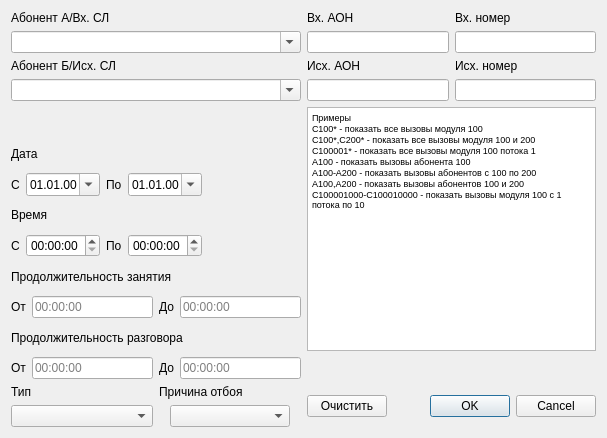
This is filterdialog.ui in Genrikh302/MTA as Qt 5 draws it before an edit. The edited form follows.
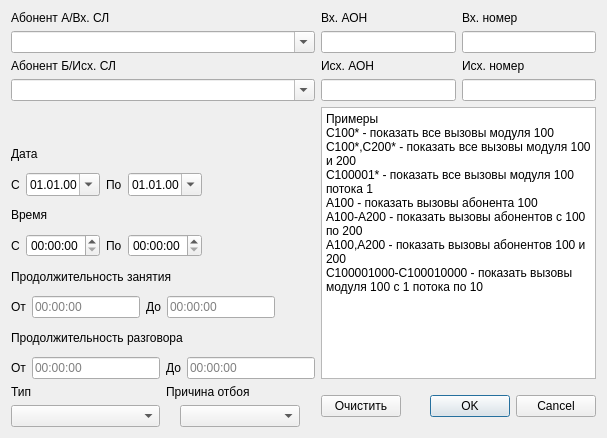
This is the edited form. Custom widgets are drawn as their Qt base class.

Diff of the .ui file:
```diff
--- a/filterdialog.ui
+++ b/filterdialog.ui
@@ -193,30 +193,6 @@
      </item>
     </layout>
    </item>
-   <item row="1" column="1" rowspan="8">
-    <widget class="QTextEdit" name="textEdit">
-     <property name="readOnly">
-      <bool>true</bool>
-     </property>
-     <property name="html">
-      <string>&lt;!DOCTYPE HTML PUBLIC &quot;-//W3C//DTD HTML 4.0//EN&quot; &quot;http://www.w3.org/TR/REC-html40/strict.dtd&quot;&gt;
-&lt;html&gt;&lt;head&gt;&lt;meta name=&quot;qrichtext&quot; content=&quot;1&quot; /&gt;&lt;style type=&quot;text/css&quot;&gt;
-p, li { white-space: pre-wrap; }
-&lt;/style&gt;&lt;/head&gt;&lt;body style=&quot; font-family:'.Helvetica Neue DeskInterface'; font-size:13pt; font-weight:400; font-style:normal;&quot;&gt;
-&lt;p style=&quot; margin-top:0px; margin-bottom:0px; margin-left:0px; margin-right:0px; -qt-block-indent:0; text-indent:0px;&quot;&gt;&lt;span style=&quot; font-size:7pt;&quot;&gt;Примеры&lt;/span&gt;&lt;/p&gt;
-&lt;p style=&quot; margin-top:0px; margin-bottom:0px; margin-left:0px; margin-right:0px; -qt-block-indent:0; text-indent:0px;&quot;&gt;&lt;span style=&quot; font-size:7pt;&quot;&gt;С100* - показать все вызовы модуля 100&lt;/span&gt;&lt;/p&gt;
-&lt;p style=&quot; margin-top:0px; margin-bottom:0px; margin-left:0px; margin-right:0px; -qt-block-indent:0; text-indent:0px;&quot;&gt;&lt;span style=&quot; font-size:7pt;&quot;&gt;С100*,С200* - показать все вызовы модуля 100 и 200&lt;/span&gt;&lt;/p&gt;
-&lt;p style=&quot; margin-top:0px; margin-bottom:0px; margin-left:0px; margin-right:0px; -qt-block-indent:0; text-indent:0px;&quot;&gt;&lt;span style=&quot; font-size:7pt;&quot;&gt;C100001* - показать все вызовы модуля 100 потока 1&lt;/span&gt;&lt;/p&gt;
-&lt;p style=&quot; margin-top:0px; margin-bottom:0px; margin-left:0px; margin-right:0px; -qt-block-indent:0; text-indent:0px;&quot;&gt;&lt;span style=&quot; font-size:7pt;&quot;&gt;A100 - показать вызовы абонента 100&lt;/span&gt;&lt;/p&gt;
-&lt;p style=&quot; margin-top:0px; margin-bottom:0px; margin-left:0px; margin-right:0px; -qt-block-indent:0; text-indent:0px;&quot;&gt;&lt;span style=&quot; font-size:7pt;&quot;&gt;A100-A200 - показать вызовы абонентов с 100 по 200&lt;/span&gt;&lt;/p&gt;
-&lt;p style=&quot; margin-top:0px; margin-bottom:0px; margin-left:0px; margin-right:0px; -qt-block-indent:0; text-indent:0px;&quot;&gt;&lt;span style=&quot; font-size:7pt;&quot;&gt;A100,A200 - показать вызовы абонентов 100 и 200&lt;/span&gt;&lt;/p&gt;
-&lt;p style=&quot; margin-top:0px; margin-bottom:0px; margin-left:0px; margin-right:0px; -qt-block-indent:0; text-indent:0px;&quot;&gt;&lt;span style=&quot; font-size:7pt;&quot;&gt;С100001000-С100010000 - показать вызовы модуля 100 с 1 потока по 10&lt;/span&gt;&lt;/p&gt;&lt;/body&gt;&lt;/html&gt;</string>
-     </property>
-     <property name="placeholderText">
-      <string/>
-     </property>
-    </widget>
-   </item>
    <item row="8" column="0">
     <widget class="QLabel" name="talklenlabel">
      <property name="text">
@@ -405,8 +381,45 @@
        </property>
       </widget>
      </item>
+     <item>
+      <spacer name="horizontalSpacer_2">
+       <property name="orientation">
+        <enum>Qt::Horizontal</enum>
+       </property>
+       <property name="sizeHint" stdset="0">
+        <size>
+         <width>40</width>
+         <height>20</height>
+        </size>
+       </property>
+      </spacer>
+     </item>
     </layout>
    </item>
+   <item row="1" column="1" rowspan="9">
+    <widget class="QTextEdit" name="textEdit">
+     <property name="readOnly">
+      <bool>true</bool>
+     </property>
+     <property name="html">
+      <string>&lt;!DOCTYPE HTML PUBLIC &quot;-//W3C//DTD HTML 4.0//EN&quot; &quot;http://www.w3.org/TR/REC-html40/strict.dtd&quot;&gt;
+&lt;html&gt;&lt;head&gt;&lt;meta name=&quot;qrichtext&quot; content=&quot;1&quot; /&gt;&lt;style type=&quot;text/css&quot;&gt;
+p, li { white-space: pre-wrap; }
+&lt;/style&gt;&lt;/head&gt;&lt;body style=&quot; font-family:'.Helvetica Neue DeskInterface'; font-size:13pt; font-weight:400; font-style:normal;&quot;&gt;
+&lt;p style=&quot; margin-top:0px; margin-bottom:0px; margin-left:0px; margin-right:0px; -qt-block-indent:0; text-indent:0px;&quot;&gt;&lt;span style=&quot; font-size:9pt;&quot;&gt;Примеры&lt;/span&gt;&lt;/p&gt;
+&lt;p style=&quot; margin-top:0px; margin-bottom:0px; margin-left:0px; margin-right:0px; -qt-block-indent:0; text-indent:0px;&quot;&gt;&lt;span style=&quot; font-size:9pt;&quot;&gt;С100* - показать все вызовы модуля 100&lt;/span&gt;&lt;/p&gt;
+&lt;p style=&quot; margin-top:0px; margin-bottom:0px; margin-left:0px; margin-right:0px; -qt-block-indent:0; text-indent:0px;&quot;&gt;&lt;span style=&quot; font-size:9pt;&quot;&gt;С100*,С200* - показать все вызовы модуля 100 и 200&lt;/span&gt;&lt;/p&gt;
+&lt;p style=&quot; margin-top:0px; margin-bottom:0px; margin-left:0px; margin-right:0px; -qt-block-indent:0; text-indent:0px;&quot;&gt;&lt;span style=&quot; font-size:9pt;&quot;&gt;C100001* - показать все вызовы модуля 100 потока 1&lt;/span&gt;&lt;/p&gt;
+&lt;p style=&quot; margin-top:0px; margin-bottom:0px; margin-left:0px; margin-right:0px; -qt-block-indent:0; text-indent:0px;&quot;&gt;&lt;span style=&quot; font-size:9pt;&quot;&gt;A100 - показать вызовы абонента 100&lt;/span&gt;&lt;/p&gt;
+&lt;p style=&quot; margin-top:0px; margin-bottom:0px; margin-left:0px; margin-right:0px; -qt-block-indent:0; text-indent:0px;&quot;&gt;&lt;span style=&quot; font-size:9pt;&quot;&gt;A100-A200 - показать вызовы абонентов с 100 по 200&lt;/span&gt;&lt;/p&gt;
+&lt;p style=&quot; margin-top:0px; margin-bottom:0px; margin-left:0px; margin-right:0px; -qt-block-indent:0; text-indent:0px;&quot;&gt;&lt;span style=&quot; font-size:9pt;&quot;&gt;A100,A200 - показать вызовы абонентов 100 и 200&lt;/span&gt;&lt;/p&gt;
+&lt;p style=&quot; margin-top:0px; margin-bottom:0px; margin-left:0px; margin-right:0px; -qt-block-indent:0; text-indent:0px;&quot;&gt;&lt;span style=&quot; font-size:9pt;&quot;&gt;С100001000-С100010000 - показать вызовы модуля 100 с 1 потока по 10&lt;/span&gt;&lt;/p&gt;&lt;/body&gt;&lt;/html&gt;</string>
+     </property>
+     <property name="placeholderText">
+      <string/>
+     </property>
+    </widget>
+   </item>
   </layout>
  </widget>
  <customwidgets>
```
